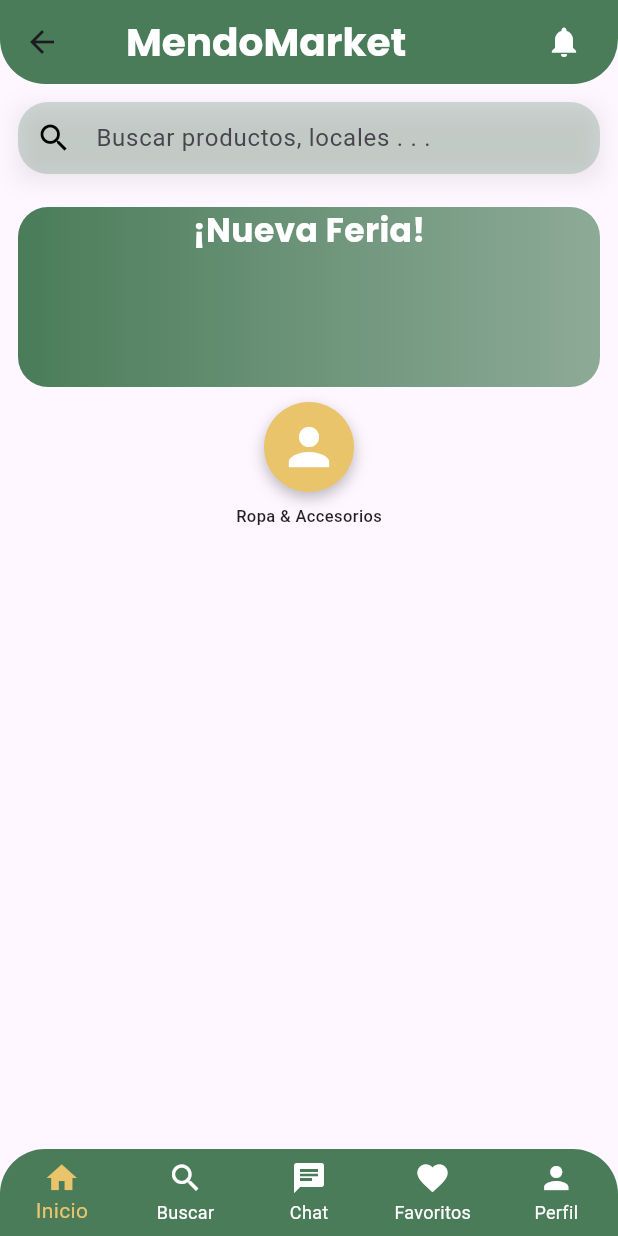
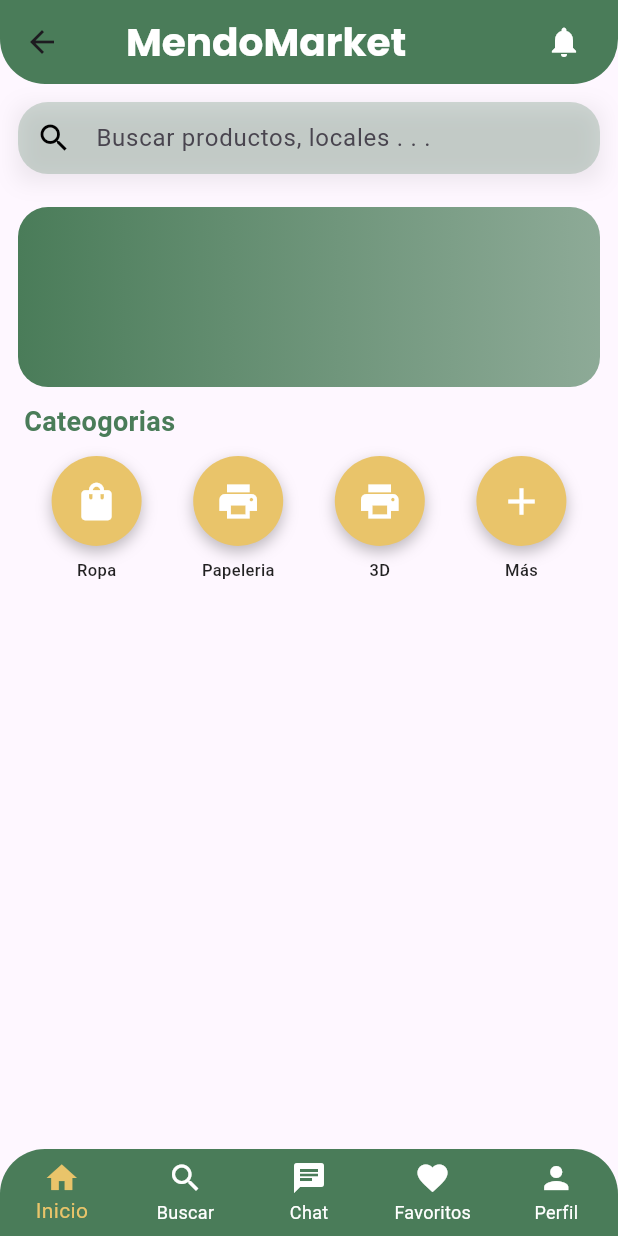
Before and after one commit to artumarinn/mendomarket, a Flutter app: the screen it shows after launch, on a phone screen of 412 x 824 dp. Run offline on Flutter 3.47's test engine with Material 3 defaults, Android fonts, the phone set to English and light mode, and no system bars.

Commit message:
categories

```diff
--- a/lib/core/app_colors.dart
+++ b/lib/core/app_colors.dart
@@ -1,6 +1,4 @@
 import 'dart:ui';
-
-import 'package:flutter/foundation.dart';
 
 class AppColors {
 
--- a/lib/features/home/home_banner.dart
+++ b/lib/features/home/home_banner.dart
@@ -19,17 +19,17 @@ class HomeBanner extends StatelessWidget {
         width: double.infinity,
         height: 120,
         child: Column(
-          children: [
-            Text(
-              "¡Nueva Feria!",
-              style: TextStyle(
-                color: Colors.white,
-                fontSize: 22,
-                fontWeight: FontWeight.bold,
-                fontFamily: 'Poppins',
-              ),
-            ),
-          ],
+          // children: [
+          //   Text(
+          //     "¡Nueva Feria!",
+          //     style: TextStyle(
+          //       color: Colors.white,
+          //       fontSize: 22,
+          //       fontWeight: FontWeight.bold,
+          //       fontFamily: 'Poppins',
+          //     ),
+          //   ),
+          // ],
         ),
       ),
     );
--- a/lib/features/home/home_categories.dart
+++ b/lib/features/home/home_categories.dart
@@ -1,43 +1,35 @@
 import 'package:flutter/material.dart';
 import 'package:mendomarket/core/app_colors.dart';
+import 'package:mendomarket/widgets/common/category_item.dart';
 
 class HomeCategories extends StatelessWidget {
   const HomeCategories({super.key});
 
   @override
   Widget build(BuildContext context) {
-    return Column(
-      children: [
-        Container(
-          width: 60,
-          height: 60,
-          decoration: BoxDecoration(
-            color: AppColors.secondaryColor,
-            shape: BoxShape.circle,
-            boxShadow: const [
-              BoxShadow(
-                color: Colors.black26,
-                blurRadius: 8,
-                offset: Offset(0, 4),
-              ),
-            ],
+    return Container(
+      child: Column(
+        children: [
+          Container(
+            width: double.infinity,
+            alignment: Alignment.topLeft,
+            padding: const EdgeInsets.only(left: 16, bottom: 10),
+            child: Text(
+              "Cateogorias",
+              style: TextStyle(fontSize: 18, fontWeight: FontWeight.bold, color: AppColors.primaryColor),
+            ),
           ),
-          child: const Icon(
-            Icons.person,
-            color: Colors.white,
-            size: 40,
+          Row(
+            mainAxisAlignment: MainAxisAlignment.spaceEvenly,
+            children: const [
+              CategoryItem(icon: Icons.shopping_bag, label: 'Ropa'),
+              CategoryItem(icon: Icons.print, label: 'Papeleria'),
+              CategoryItem(icon: Icons.print, label: '3D'),
+              CategoryItem(icon: Icons.add, label: 'Más')
+            ]
           ),
-        ),
-        const SizedBox(height: 8),
-        const Text(
-          'Ropa & Accesorios',
-          style: TextStyle(
-            fontSize: 11,
-            fontWeight: FontWeight.w500,
-            color: Colors.black87,
-          ),
-        ),
-      ],
+        ],
+      ),
     );
   }
 }
--- a/lib/features/home/home_search_bar.dart
+++ b/lib/features/home/home_search_bar.dart
@@ -1,5 +1,4 @@
 import 'package:flutter/material.dart';
-import 'package:mendomarket/core/app_colors.dart';
 
 class HomeSearchBar extends StatelessWidget {
   const HomeSearchBar({super.key});
--- a/lib/features/search/search_page.dart
+++ b/lib/features/search/search_page.dart
@@ -2,7 +2,6 @@ import 'package:flutter/material.dart';
 import 'package:mendomarket/features/home/home_search_bar.dart';
 import 'package:mendomarket/widgets/common/custom_app_bar.dart';
 import 'package:mendomarket/widgets/common/custom_nav_bar.dart';
-import 'package:mendomarket/features/home/home_search_bar.dart';
 
 class SearchPage extends StatefulWidget {
   const SearchPage({super.key});
--- /dev/null
+++ b/lib/widgets/common/category_item.dart
@@ -0,0 +1,42 @@
+import 'package:flutter/material.dart';
+import 'package:mendomarket/core/app_colors.dart';
+
+class CategoryItem extends StatelessWidget {
+  final IconData icon;
+  final String label;
+
+  const CategoryItem({required this.icon, required this.label});
+
+  @override
+  Widget build(BuildContext context) {
+    return Column(
+      children: [
+        Container(
+          width: 60,
+          height: 60,
+          decoration: BoxDecoration(
+            color: AppColors.secondaryColor,
+            shape: BoxShape.circle,
+            boxShadow: const [
+              BoxShadow(
+                color: Colors.black26,
+                blurRadius: 8,
+                offset: Offset(0, 4),
+              ),
+            ],
+          ),
+          child: Icon(icon, color: Colors.white, size: 30),
+        ),
+        const SizedBox(height: 8),
+        Text(
+          label,
+          style: const TextStyle(
+            fontSize: 11,
+            fontWeight: FontWeight.w500,
+            color: Colors.black87,
+        ),
+          )
+      ],
+    );
+  }
+}
```
